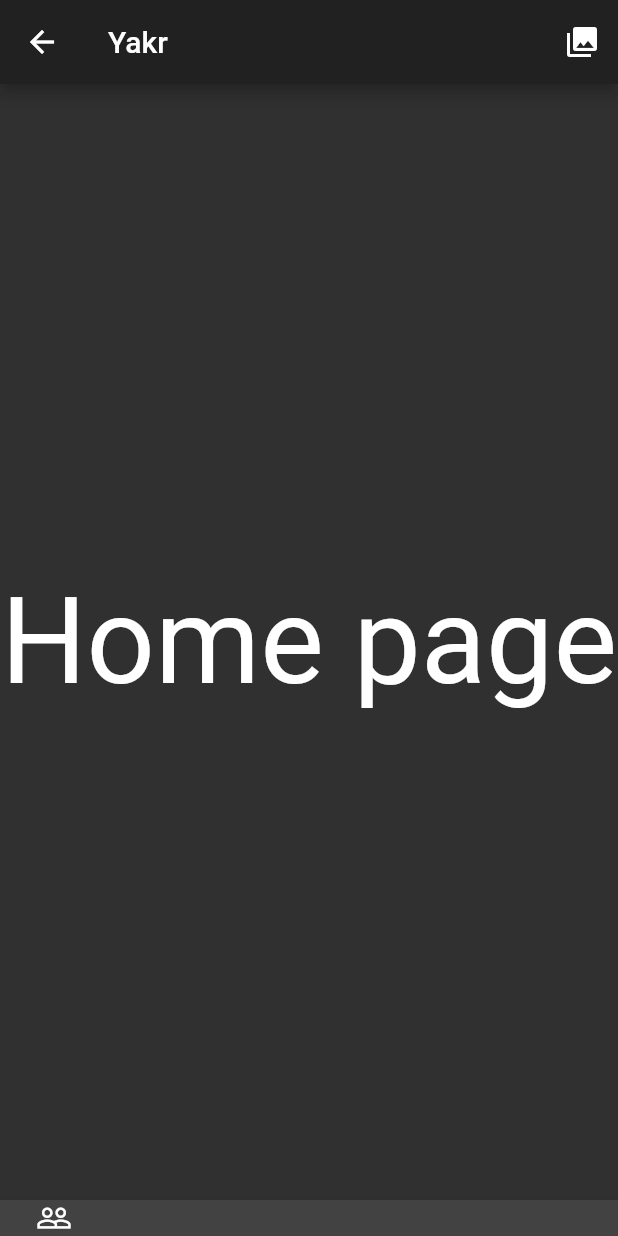
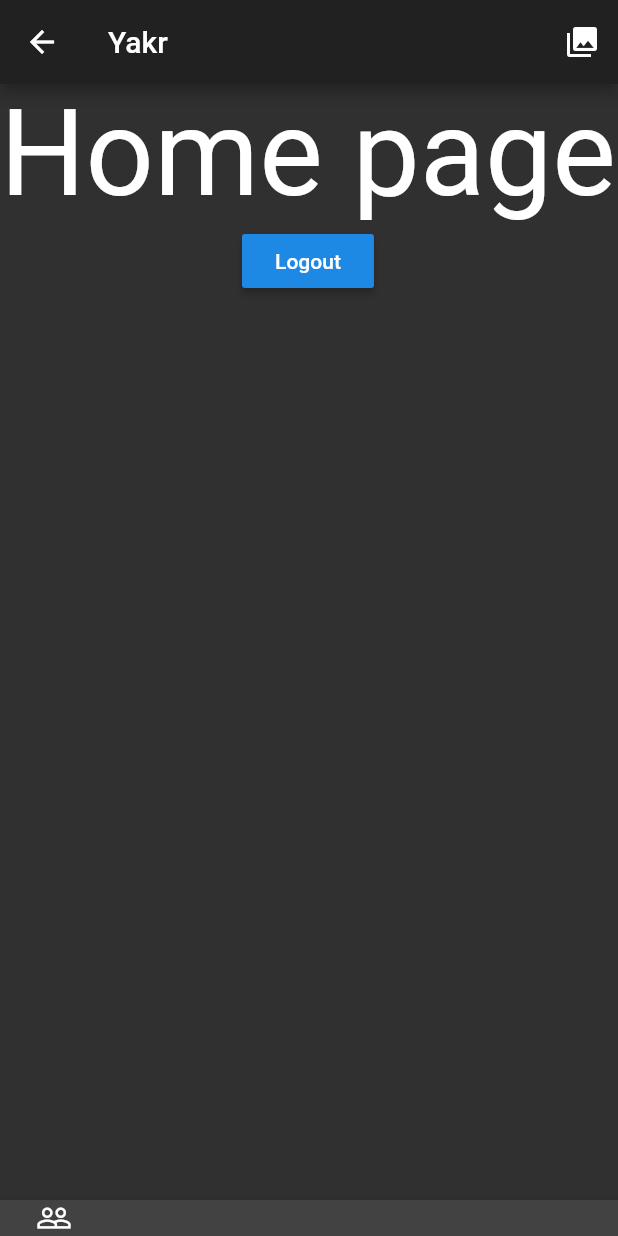
Before and after one commit to nel-sam/yakr, a Flutter app: the screen it shows after launch, after a tap on "Login", on a phone screen of 412 x 824 dp. Run offline on Flutter 3.47's test engine with Material 2 defaults, Android fonts, the phone set to English and light mode, and no system bars; our stand-ins replace bloc, flutter_bloc; missing offline and left inert: aad_oauth.

Commit message:
Setup logout

```diff
--- a/lib/src/providers/auth_provider.dart
+++ b/lib/src/providers/auth_provider.dart
@@ -28,7 +28,7 @@ class AuthProvider {
     }
   }
 
-  void logout() async {
-    await oauth.logout();
+  Future<void> logout() async {
+    return await oauth.logout();
   }
 }
--- a/lib/src/ui/home.dart
+++ b/lib/src/ui/home.dart
@@ -1,6 +1,7 @@
 import 'package:flutter/material.dart';
 import 'package:flutter_bloc/flutter_bloc.dart';
 import 'package:yakr/src/blocs/blocs.dart';
+import 'package:yakr/src/providers/auth_provider.dart';
 import 'package:yakr/src/ui/yakr_themes.dart';
 
 class Home extends StatefulWidget {
@@ -12,6 +13,7 @@ class Home extends StatefulWidget {
 
 class _HomeState extends State<Home> {
   ThemeBloc _themeBloc;
+  final authProvider = AuthProvider();
 
   @override
   initState() {
@@ -36,8 +38,17 @@ class _HomeState extends State<Home> {
           )
         ],
       ),
-      body: Center(
-        child: Text('Home page', style: TextStyle(fontSize: 80)),
+      body: Column(
+        children: [
+          Text('Home page', style: TextStyle(fontSize: 80)),
+          RaisedButton(
+            child: Text('Logout'),
+            onPressed: () {
+              authProvider.logout().then(
+                  (a) => Navigator.of(context).pushNamed('/')); //.catchError();
+            },
+          )
+        ],
       ),
       bottomNavigationBar: BottomAppBar(
         child: Row(
--- a/lib/src/ui/login.dart
+++ b/lib/src/ui/login.dart
@@ -8,6 +8,8 @@ class LoginPage extends StatefulWidget {
 }
 
 class _LoginPageState extends State<LoginPage> {
+  final authProvider = AuthProvider();
+
   @override
   initState() {
     super.initState();
@@ -20,8 +22,8 @@ class _LoginPageState extends State<LoginPage> {
       child: RaisedButton(
         child: Text('Login'),
         onPressed: () {
-          AuthProvider().login().then((a) =>
-                  Navigator.of(context).pushNamed('/home'));//.catchError();
+          authProvider.login().then(
+              (a) => Navigator.of(context).pushNamed('/home')); //.catchError();
         },
       ),
     ));
```
